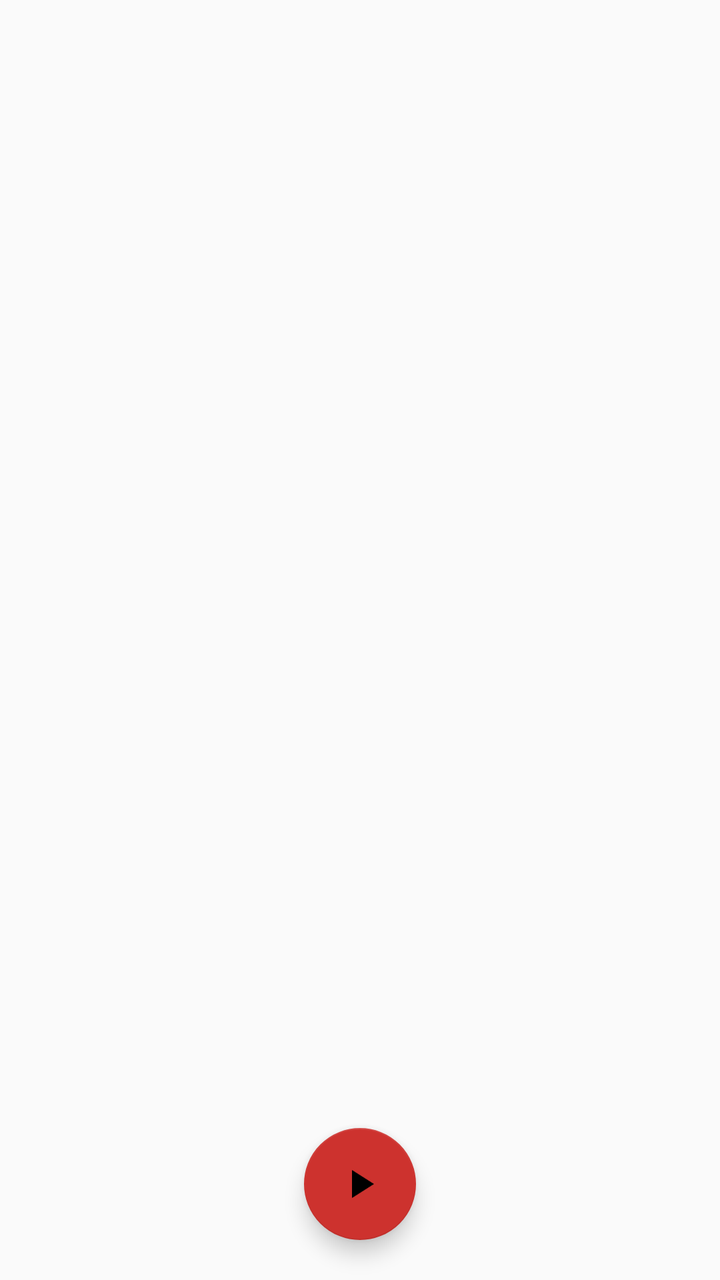
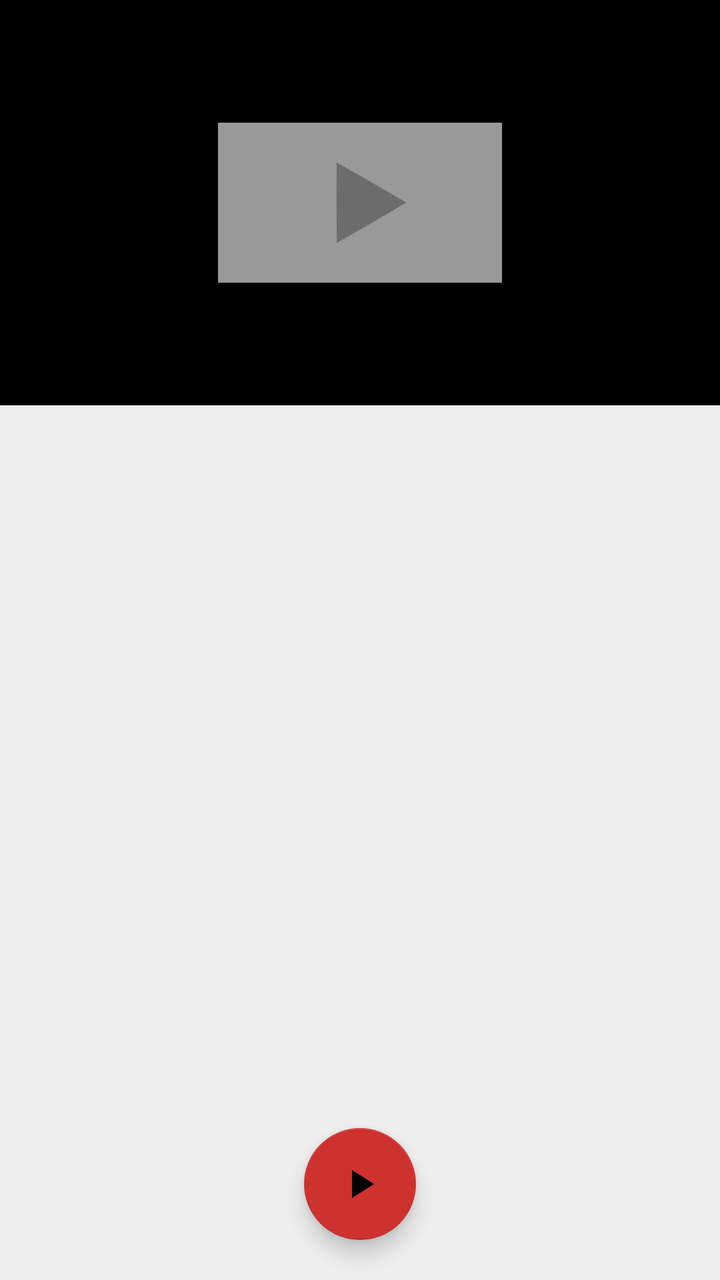

Compare the two renders of this Android layout. The source of the first and the diff that turns it into the second are given below.
<!-- AndroidManifest.xml: application theme AppTheme -->
<!-- res/layout/fragment_videoitem_detail.xml -->
<?xml version="1.0" encoding="utf-8"?>
<RelativeLayout xmlns:android="http://schemas.android.com/apk/res/android"
    xmlns:tools="http://schemas.android.com/tools"
    xmlns:app="http://schemas.android.com/apk/res-auto"
    tools:context=".VideoItemDetailFragment"
    android:textIsSelectable="true"
    style="?android:attr/textAppearanceLarge"
    android:layout_width="match_parent"
    android:layout_height="match_parent"
    android:id="@+id/videoitem_detail">

    <ProgressBar android:id="@+id/detailProgressBar"
        android:layout_width="wrap_content"
        android:layout_height="wrap_content"
        android:layout_centerInParent="true"
        android:indeterminate="true"/>

    <ScrollView
        android:id="@+id/detailMainContent"
        android:layout_width="match_parent"
        android:layout_height="match_parent"
        android:visibility="invisible">

        <RelativeLayout
            android:layout_width="match_parent"
            android:layout_height="wrap_content">

            <RelativeLayout android:id="@+id/detailVideoInfo"
                android:layout_width="match_parent"
                android:layout_height="wrap_content">

                <ImageView android:id="@+id/detailThumbnailView"
                    android:contentDescription="@string/detailThumbnailViewDescription"
                    android:layout_width="match_parent"
                    android:layout_height="wrap_content"
                    android:scaleType="centerInside"
                    android:layout_alignParentLeft="true"
                    android:layout_alignParentStart="true"
                    android:layout_alignParentTop="true"
                    android:adjustViewBounds="true"
                    android:src="@drawable/dummy_thumbnail"/>

                <RelativeLayout
                    android:layout_width="match_parent"
                    android:layout_height="wrap_content"
                    android:layout_below="@id/detailThumbnailView"
                    android:paddingTop="5dp"
                    android:paddingBottom="5dp"
                    android:paddingRight="5dp"
                    android:paddingLeft="5dp">

                    <TextView android:id="@+id/detailVideoTitleView"
                        android:layout_width="wrap_content"
                        android:layout_height="wrap_content"
                        android:layout_alignParentLeft="true"
                        android:layout_alignParentStart="true"
                        android:textStyle="bold"
                        android:paddingBottom="3dp"
                        android:textSize="@dimen/text_video_title_size"
                        android:textAppearance="?android:attr/textAppearanceLarge"/>

                    <ImageView android:id="@+id/detailUploaderThumbnailView"
                        android:contentDescription="@string/detailUploaderThumbnailViewDescription"
                        android:layout_width="80dp"
                        android:layout_height="80dp"
                        android:layout_below="@id/detailVideoTitleView"
                        android:layout_alignParentLeft="true"
                        android:layout_alignParentStart="true"
                        android:src="@drawable/buddy" />

                    <TextView android:id="@+id/detailUploaderView"
                        android:layout_width="wrap_content"
                        android:layout_height="wrap_content"
                        android:layout_below="@id/detailUploaderThumbnailView"
                        android:layout_alignParentLeft="true"
                        android:layout_alignParentStart="true"
                        android:textStyle="bold"
                        android:textSize="@dimen/text_video_uploader_size"
                        android:textAppearance="?android:attr/textAppearanceLarge" />

                    <TextView android:id="@+id/detailViewCountView"
                        android:layout_width="wrap_content"
                        android:layout_height="wrap_content"
                        android:paddingBottom="3dp"
                        android:layout_below="@id/detailVideoTitleView"
                        android:layout_alignParentRight="true"
                        android:layout_alignParentEnd="true"
                        android:textSize="@dimen/text_video_views_size"
                        android:textAppearance="?android:attr/textAppearanceLarge" />

                    <TextView android:id="@+id/detailThumbsDownCountView"
                        android:layout_width="wrap_content"
                        android:layout_height="wrap_content"
                        android:layout_below="@id/detailViewCountView"
                        android:layout_alignParentRight="true"
                        android:layout_alignParentEnd="true"
                        android:textSize="@dimen/text_video_like_size"
                        android:paddingRight="5dp"
                        android:paddingLeft="5dp"
                        android:textAppearance="?android:attr/textAppearanceMedium" />

                    <ImageView android:id="@+id/detailThumbsDownImgView"
                        android:contentDescription="@string/detailThumbsDownImgViewDescription"
                        android:layout_width="30dp"
                        android:layout_height="15dp"
                        android:layout_below="@id/detailViewCountView"
                        android:layout_toLeftOf="@id/detailThumbsDownCountView"
                        android:layout_toStartOf="@id/detailThumbsDownCountView"
                        android:paddingRight="5dp"
                        android:paddingLeft="5dp"
                        android:src="@drawable/thumbs_down" />

                    <TextView android:id="@+id/detailThumbsUpCountView"
                        android:layout_width="wrap_content"
                        android:layout_height="wrap_content"
                        android:layout_below="@id/detailViewCountView"
                        android:layout_toLeftOf="@id/detailThumbsDownImgView"
                        android:layout_toStartOf="@id/detailThumbsDownImgView"
                        android:paddingRight="5dp"
                        android:paddingLeft="5dp"
                        android:textSize="@dimen/text_video_like_size"
                        android:textAppearance="?android:attr/textAppearanceMedium"/>

                    <ImageView android:id="@+id/detailThumbsUpImgView"
                        android:contentDescription="@string/detailThumbsUpImgViewDescription"
                        android:layout_width="30dp"
                        android:layout_height="15dp"
                        android:layout_below="@id/detailViewCountView"
                        android:layout_toLeftOf="@id/detailThumbsUpCountView"
                        android:layout_toStartOf="@id/detailThumbsUpImgView"
                        android:paddingRight="5dp"
                        android:paddingLeft="5dp"
                        android:src="@drawable/thumbs_up" />

                    <TextView android:id="@+id/detailUploadDateView"
                        android:layout_width="wrap_content"
                        android:layout_height="wrap_content"
                        android:layout_below="@id/detailUploaderView"
                        android:layout_alignParentLeft="true"
                        android:layout_alignParentStart="true"
                        android:textSize="@dimen/text_video_upload_date_size"
                        android:textAppearance="?android:attr/textAppearanceLarge" />

                    <TextView android:id="@+id/detailDescriptionView"
                        android:layout_width="wrap_content"
                        android:layout_height="wrap_content"
                        android:layout_below="@id/detailUploadDateView"
                        android:layout_alignParentLeft="true"
                        android:layout_alignParentStart="true"
                        android:textSize="@dimen/text_video_description_size"
                        android:textAppearance="?android:attr/textAppearanceMedium" />

                </RelativeLayout>
            </RelativeLayout>

            <RelativeLayout android:id="@+id/detailNextVideoRootLayout"
                android:layout_width="match_parent"
                android:layout_height="wrap_content"
                android:paddingTop="10dp"
                android:paddingBottom="10dp"
                android:paddingLeft="5dp"
                android:paddingRight="5dp"
                android:layout_below="@id/detailVideoInfo" >

                <TextView android:id="@+id/detailNextVideoTitle"
                    android:layout_width="wrap_content"
                    android:layout_height="wrap_content"
                    android:layout_alignParentLeft="true"
                    android:layout_alignParentStart="true"
                    android:textSize="@dimen/text_video_upload_date_size"
                    android:textAppearance="?android:attr/textAppearanceMedium"
                    android:textColor="@android:color/black"
                    android:text="@string/nextVideoTitle"
                    />

                <RelativeLayout android:id="@+id/detailNextVidButtonAndContantLayout"
                    android:layout_width="match_parent"
                    android:layout_height="wrap_content"
                    android:layout_below="@id/detailNextVideoTitle">
                    <FrameLayout
                        android:id="@+id/detailNextVideoFrame"
                        android:layout_width="match_parent"
                        android:layout_height="wrap_content"/>
                    <Button
                        android:id="@+id/detailNextVideoButton"
                        android:layout_width="match_parent"
                        android:layout_height="match_parent"
                        android:layout_alignTop="@id/detailNextVideoFrame"
                        android:layout_alignBottom="@id/detailNextVideoFrame"
                        android:background="?attr/selectableItemBackground"/>
                </RelativeLayout>
            </RelativeLayout>

            <Button android:id="@+id/detailShowSimilarButton"
                android:layout_width="match_parent"
                android:layout_height="wrap_content"
                android:layout_marginLeft="6dp"
                android:layout_marginRight="6dp"
                android:layout_below="@id/detailNextVideoRootLayout"
                android:text="@string/showSimilarVideosButtonText"/>
        </RelativeLayout>
    </ScrollView>

    <android.support.design.widget.FloatingActionButton
        android:id="@+id/playVideoButton"
        android:layout_alignParentBottom="true"
        android:layout_centerHorizontal="true"
        android:layout_width="wrap_content"
        android:layout_height="wrap_content"
        app:backgroundTint="@color/primaryColorYoutube"
        android:src="@drawable/ic_play_arrow_black"
        android:layout_margin="20dp"/>
</RelativeLayout>
<!-- resources referenced by this layout -->
<resources>
  <color name="primaryColorYoutube">#cd322e</color>
  <dimen name="text_video_description_size">14sp</dimen>
  <dimen name="text_video_like_size">12sp</dimen>
  <dimen name="text_video_title_size">18sp</dimen>
  <dimen name="text_video_upload_date_size">14sp</dimen>
  <dimen name="text_video_uploader_size">14sp</dimen>
  <dimen name="text_video_views_size">14sp</dimen>
  <!-- drawable buddy: png bitmap (drawable-nodpi, 3372 bytes) -->
  <!-- drawable dummy_thumbnail: png bitmap (drawable-nodpi, 2654 bytes) -->
  <!-- drawable ic_play_arrow_black: png bitmap (drawable-nodpi, 320 bytes) -->
  <!-- drawable thumbs_down: png bitmap (drawable-nodpi, 870 bytes) -->
  <!-- drawable thumbs_up: png bitmap (drawable-nodpi, 783 bytes) -->
  <string name="detailThumbnailViewDescription">Video preview thumbnail</string>
  <string name="detailThumbsDownImgViewDescription">Unlikes</string>
  <string name="detailThumbsUpImgViewDescription">Likes</string>
  <string name="detailUploaderThumbnailViewDescription">Uploader thumbnail</string>
  <string name="nextVideoTitle">Next video</string>
  <string name="showSimilarVideosButtonText">Similar videos</string>
  <style name="AppTheme" parent="Theme.AppCompat.Light">
          <item name="android:actionBarStyle">@style/NewPipeActionbarTheme</item>
          <item name="actionBarStyle">@style/NewPipeActionbarTheme</item>
          <item name="colorPrimary">@color/primaryColorYoutube</item>
          <item name="colorPrimaryDark">@color/primaryColorDarkYoutube</item>
          <item name="colorAccent">@color/accentColorYoutube</item>
      </style>
  <style name="NewPipeActionbarTheme" parent="Widget.AppCompat.Light.ActionBar.Solid">
          <item name="android:displayOptions">showHome</item>
          <item name="displayOptions">showHome</item>
          <item name="android:background">@color/primaryColorYoutube</item>
          <item name="background">@color/primaryColorYoutube</item>
      </style>
  <color name="primaryColorDarkYoutube">#bc211d</color>
  <color name="accentColorYoutube">#000000</color>
</resources>

<!-- the commit's change to res/layout/fragment_videoitem_detail.xml (unified diff, before → after) -->
@@ -7,7 +7,8 @@
     style="?android:attr/textAppearanceLarge"
     android:layout_width="match_parent"
     android:layout_height="match_parent"
-    android:id="@+id/videoitem_detail">
+    android:id="@+id/videoitem_detail"
+    android:background="@color/background_gray">
 
     <ProgressBar android:id="@+id/detailProgressBar"
         android:layout_width="wrap_content"
@@ -15,11 +16,23 @@
         android:layout_centerInParent="true"
         android:indeterminate="true"/>
 
+    <ImageView android:id="@+id/detailThumbnailView"
+        android:contentDescription="@string/detailThumbnailViewDescription"
+        android:layout_width="match_parent"
+        android:layout_height="wrap_content"
+        android:scaleType="centerInside"
+        android:layout_alignParentLeft="true"
+        android:layout_alignParentStart="true"
+        android:layout_alignParentTop="true"
+        android:adjustViewBounds="true"
+        android:background="@android:color/black"
+        android:src="@drawable/dummy_thumbnail"/>
+
     <ScrollView
         android:id="@+id/detailMainContent"
         android:layout_width="match_parent"
         android:layout_height="match_parent"
-        android:visibility="invisible">
+        android:visibility="visible">
 
         <RelativeLayout
             android:layout_width="match_parent"
@@ -29,25 +42,21 @@
                 android:layout_width="match_parent"
                 android:layout_height="wrap_content">
 
-                <ImageView android:id="@+id/detailThumbnailView"
-                    android:contentDescription="@string/detailThumbnailViewDescription"
+                <View android:id="@+id/detailVideoThumbnailWindow"
+                    android:layout_width="match_parent"
+                    android:layout_height="250dp"
+                    android:background="@android:color/transparent" />
+
+                <RelativeLayout android:id="@+id/detailTextContentLayout"
+                    android:visibility="invisible"
                     android:layout_width="match_parent"
                     android:layout_height="wrap_content"
-                    android:scaleType="centerInside"
-                    android:layout_alignParentLeft="true"
-                    android:layout_alignParentStart="true"
-                    android:layout_alignParentTop="true"
-                    android:adjustViewBounds="true"
-                    android:src="@drawable/dummy_thumbnail"/>
-
-                <RelativeLayout
-                    android:layout_width="match_parent"
-                    android:layout_height="wrap_content"
-                    android:layout_below="@id/detailThumbnailView"
+                    android:layout_below="@id/detailVideoThumbnailWindow"
                     android:paddingTop="5dp"
                     android:paddingBottom="5dp"
                     android:paddingRight="5dp"
-                    android:paddingLeft="5dp">
+                    android:paddingLeft="5dp"
+                    android:background="@color/background_gray">
 
                     <TextView android:id="@+id/detailVideoTitleView"
                         android:layout_width="wrap_content"
@@ -150,59 +159,57 @@
                         android:textSize="@dimen/text_video_description_size"
                         android:textAppearance="?android:attr/textAppearanceMedium" />
 
+
+                    <RelativeLayout
+                        android:id="@+id/detailNextVideoRootLayout"
+                        android:layout_width="match_parent"
+                        android:layout_height="wrap_content"
+                        android:paddingTop="10dp"
+                        android:paddingBottom="10dp"
+                        android:paddingLeft="5dp"
+                        android:paddingRight="5dp"
+                        android:layout_below="@id/detailDescriptionView" >
+
+                        <TextView android:id="@+id/detailNextVideoTitle"
+                            android:layout_width="wrap_content"
+                            android:layout_height="wrap_content"
+                            android:layout_alignParentLeft="true"
+                            android:layout_alignParentStart="true"
+                            android:textSize="@dimen/text_video_upload_date_size"
+                            android:textAppearance="?android:attr/textAppearanceMedium"
+                            android:textColor="@android:color/black"
+                            android:text="@string/nextVideoTitle"
+                            />
+                        <FrameLayout
+                            android:id="@+id/detailNextVideoFrame"
+                            android:layout_width="match_parent"
+                            android:layout_height="wrap_content"
+                            android:layout_below="@id/detailNextVideoTitle"/>
+                        <Button
+                            android:id="@+id/detailNextVideoButton"
+                            android:layout_width="match_parent"
+                            android:layout_height="match_parent"
+                            android:layout_alignTop="@id/detailNextVideoFrame"
+                            android:layout_alignBottom="@id/detailNextVideoFrame"
+                            android:background="?attr/selectableItemBackground"/>
+                    </RelativeLayout>
+
+                    <Button android:id="@+id/detailShowSimilarButton"
+                        android:layout_width="match_parent"
+                        android:layout_height="wrap_content"
+                        android:layout_marginLeft="6dp"
+                        android:layout_marginRight="6dp"
+                        android:layout_below="@id/detailNextVideoRootLayout"
+                        android:text="@string/showSimilarVideosButtonText"/>
+
                 </RelativeLayout>
             </RelativeLayout>
-
-            <RelativeLayout android:id="@+id/detailNextVideoRootLayout"
-                android:layout_width="match_parent"
-                android:layout_height="wrap_content"
-                android:paddingTop="10dp"
-                android:paddingBottom="10dp"
-                android:paddingLeft="5dp"
-                android:paddingRight="5dp"
-                android:layout_below="@id/detailVideoInfo" >
-
-                <TextView android:id="@+id/detailNextVideoTitle"
-                    android:layout_width="wrap_content"
-                    android:layout_height="wrap_content"
-                    android:layout_alignParentLeft="true"
-                    android:layout_alignParentStart="true"
-                    android:textSize="@dimen/text_video_upload_date_size"
-                    android:textAppearance="?android:attr/textAppearanceMedium"
-                    android:textColor="@android:color/black"
-                    android:text="@string/nextVideoTitle"
-                    />
-
-                <RelativeLayout android:id="@+id/detailNextVidButtonAndContantLayout"
-                    android:layout_width="match_parent"
-                    android:layout_height="wrap_content"
-                    android:layout_below="@id/detailNextVideoTitle">
-                    <FrameLayout
-                        android:id="@+id/detailNextVideoFrame"
-                        android:layout_width="match_parent"
-                        android:layout_height="wrap_content"/>
-                    <Button
-                        android:id="@+id/detailNextVideoButton"
-                        android:layout_width="match_parent"
-                        android:layout_height="match_parent"
-                        android:layout_alignTop="@id/detailNextVideoFrame"
-                        android:layout_alignBottom="@id/detailNextVideoFrame"
-                        android:background="?attr/selectableItemBackground"/>
-                </RelativeLayout>
-            </RelativeLayout>
-
-            <Button android:id="@+id/detailShowSimilarButton"
-                android:layout_width="match_parent"
-                android:layout_height="wrap_content"
-                android:layout_marginLeft="6dp"
-                android:layout_marginRight="6dp"
-                android:layout_below="@id/detailNextVideoRootLayout"
-                android:text="@string/showSimilarVideosButtonText"/>
         </RelativeLayout>
     </ScrollView>
 
     <android.support.design.widget.FloatingActionButton
         android:id="@+id/playVideoButton"
+        android:visibility="visible"
         android:layout_alignParentBottom="true"
         android:layout_centerHorizontal="true"
         android:layout_width="wrap_content"
@@ -210,4 +217,5 @@
         app:backgroundTint="@color/primaryColorYoutube"
         android:src="@drawable/ic_play_arrow_black"
         android:layout_margin="20dp"/>
+
 </RelativeLayout>
<!-- resource entries referenced after the edit -->
@@ -1,5 +1,6 @@
 <!-- resources referenced by this layout -->
 <resources>
+  <color name="background_gray">#EEEEEE</color>
   <color name="primaryColorYoutube">#cd322e</color>
   <dimen name="text_video_description_size">14sp</dimen>
   <dimen name="text_video_like_size">12sp</dimen>
